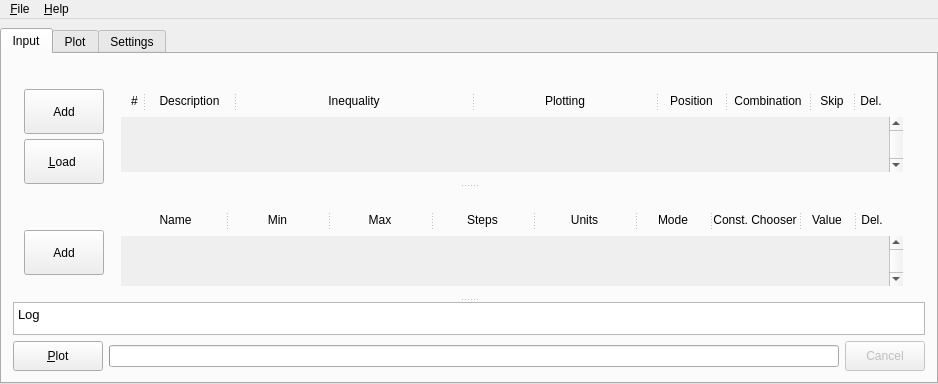
Before: the Qt Designer form xml/bareminimumplotter.ui in xpcoffee/plotus, drawn with Qt 5.
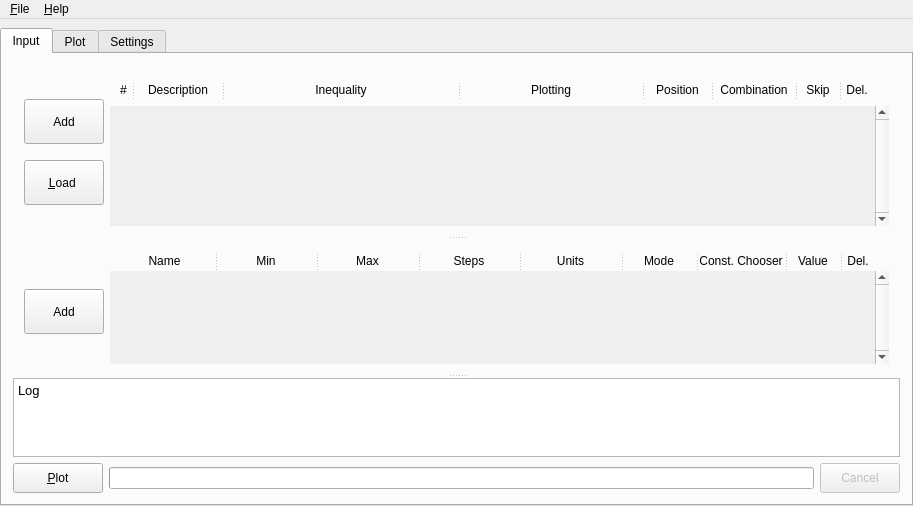
After: the same form once the commit is applied. Icons and pictures are not drawn.

The edit to the form file:
```diff
--- a/xml/bareminimumplotter.ui
+++ b/xml/bareminimumplotter.ui
@@ -6,8 +6,8 @@
    <rect>
     <x>0</x>
     <y>0</y>
-    <width>938</width>
-    <height>384</height>
+    <width>913</width>
+    <height>506</height>
    </rect>
   </property>
   <property name="windowTitle">
@@ -128,6 +128,9 @@
             <property name="text">
              <string>Cancel</string>
             </property>
+            <property name="flat">
+             <bool>false</bool>
+            </property>
            </widget>
           </item>
          </layout>
@@ -137,6 +140,9 @@
           <property name="orientation">
            <enum>Qt::Vertical</enum>
           </property>
+          <property name="handleWidth">
+           <number>5</number>
+          </property>
           <property name="childrenCollapsible">
            <bool>false</bool>
           </property>
@@ -155,13 +161,16 @@
            </property>
            <layout class="QHBoxLayout" name="layout_InequalityMain">
             <property name="bottomMargin">
-             <number>1</number>
+             <number>9</number>
             </property>
             <item>
              <layout class="QVBoxLayout" name="layout_InequalityButtons">
               <property name="topMargin">
                <number>9</number>
               </property>
+              <property name="bottomMargin">
+               <number>9</number>
+              </property>
               <item>
                <widget class="QToolButton" name="toolButton_AddInequality">
                 <property name="sizePolicy">
@@ -235,6 +244,18 @@
                </size>
               </property>
               <layout class="QVBoxLayout" name="verticalLayout">
+               <property name="leftMargin">
+                <number>0</number>
+               </property>
+               <property name="topMargin">
+                <number>0</number>
+               </property>
+               <property name="rightMargin">
+                <number>0</number>
+               </property>
+               <property name="bottomMargin">
+                <number>0</number>
+               </property>
                <item>
                 <layout class="QHBoxLayout" name="horizontalLayout">
                  <property name="spacing">
@@ -534,6 +555,9 @@
                  <property name="frameShadow">
                   <enum>QFrame::Plain</enum>
                  </property>
+                 <property name="lineWidth">
+                  <number>0</number>
+                 </property>
                  <property name="verticalScrollBarPolicy">
                   <enum>Qt::ScrollBarAlwaysOn</enum>
                  </property>
@@ -551,8 +575,8 @@
                    <rect>
                     <x>0</x>
                     <y>0</y>
-                    <width>773</width>
-                    <height>59</height>
+                    <width>766</width>
+                    <height>104</height>
                    </rect>
                   </property>
                   <property name="focusPolicy">
@@ -617,7 +641,7 @@
            </property>
            <layout class="QHBoxLayout" name="layout_VariableMain">
             <property name="bottomMargin">
-             <number>1</number>
+             <number>9</number>
             </property>
             <item>
              <layout class="QVBoxLayout" name="layout_VariableButtons">
@@ -656,6 +680,9 @@
                 <property name="text">
                  <string>Add</string>
                 </property>
+                <property name="autoRaise">
+                 <bool>false</bool>
+                </property>
                </widget>
               </item>
              </layout>
@@ -675,6 +702,21 @@
                </size>
               </property>
               <layout class="QVBoxLayout" name="layout_VariableSub">
+               <property name="spacing">
+                <number>0</number>
+               </property>
+               <property name="leftMargin">
+                <number>0</number>
+               </property>
+               <property name="topMargin">
+                <number>0</number>
+               </property>
+               <property name="rightMargin">
+                <number>0</number>
+               </property>
+               <property name="bottomMargin">
+                <number>0</number>
+               </property>
                <item>
                 <layout class="QHBoxLayout" name="layout_VariableHeader">
                  <property name="spacing">
@@ -719,6 +761,12 @@
                    <property name="styleSheet">
                     <string notr="true"/>
                    </property>
+                   <property name="frameShape">
+                    <enum>QFrame::NoFrame</enum>
+                   </property>
+                   <property name="midLineWidth">
+                    <number>0</number>
+                   </property>
                    <property name="orientation">
                     <enum>Qt::Horizontal</enum>
                    </property>
@@ -1065,8 +1113,8 @@
                    <rect>
                     <x>0</x>
                     <y>0</y>
-                    <width>773</width>
-                    <height>54</height>
+                    <width>766</width>
+                    <height>111</height>
                    </rect>
                   </property>
                   <property name="autoFillBackground">
@@ -1093,6 +1141,9 @@
                    </property>
                    <item>
                     <layout class="QVBoxLayout" name="layout_Variable">
+                     <property name="spacing">
+                      <number>0</number>
+                     </property>
                      <property name="sizeConstraint">
                       <enum>QLayout::SetDefaultConstraint</enum>
                      </property>
@@ -1447,7 +1498,7 @@
     <rect>
      <x>0</x>
      <y>0</y>
-     <width>938</width>
+     <width>913</width>
      <height>21</height>
     </rect>
    </property>
```
